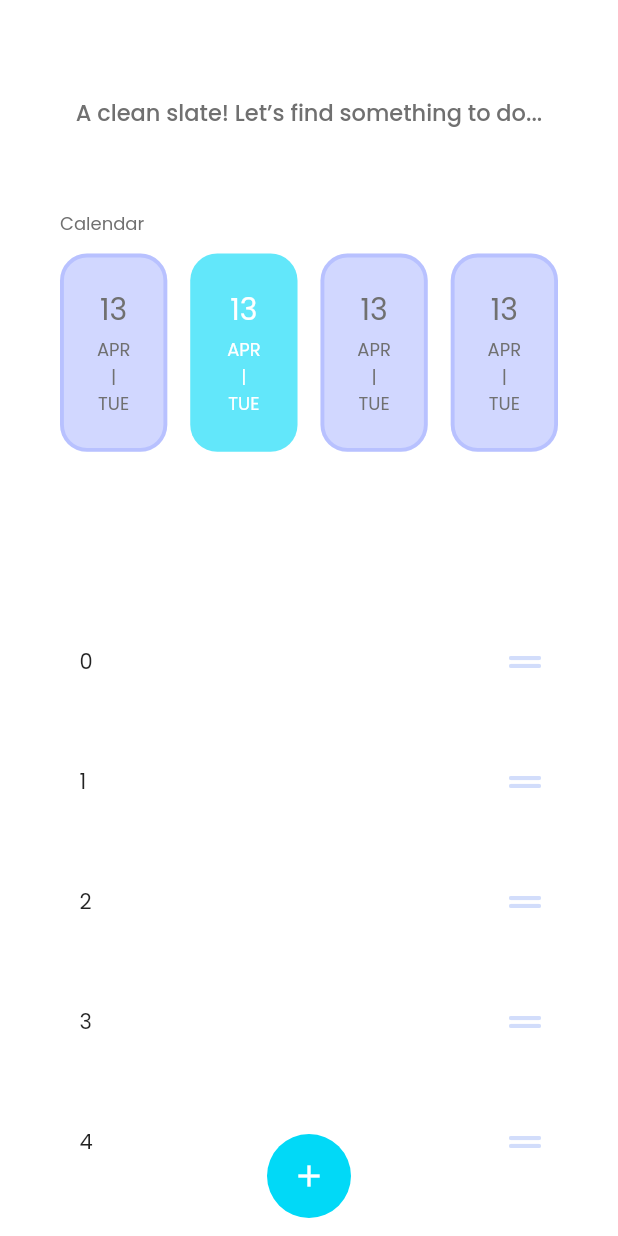
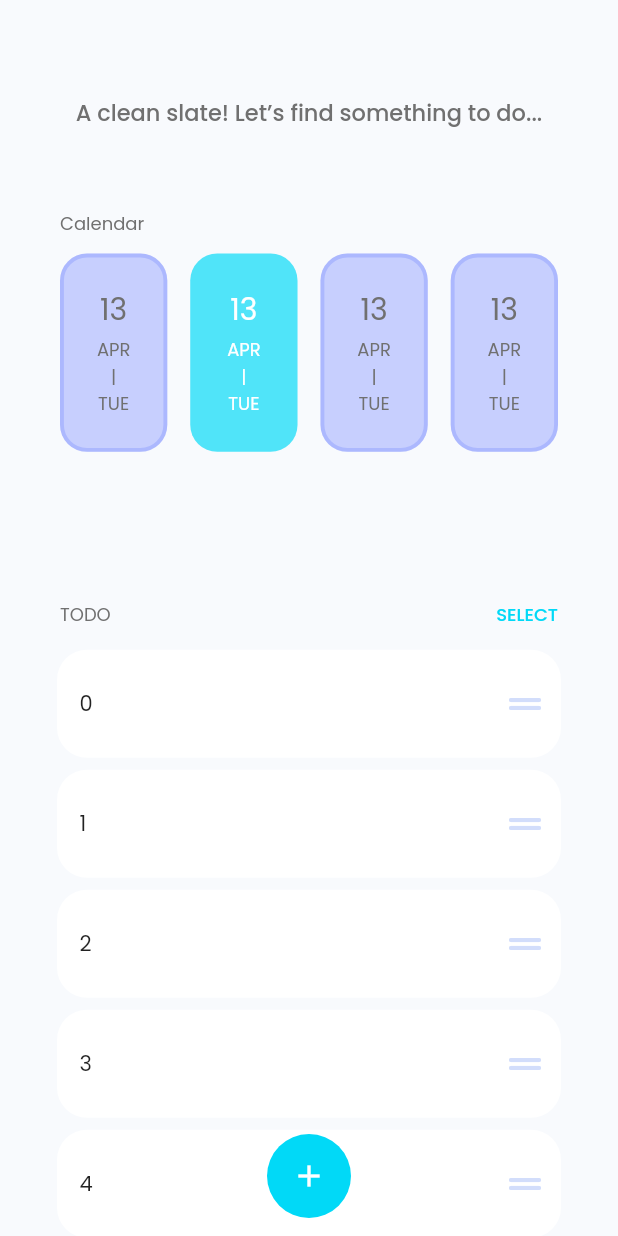
Before and after one commit to Delnyavor/taskmaster, a Flutter app: the TasksHome screen opened directly, on a phone screen of 412 x 824 dp. Run offline on Flutter 3.47's test engine with Material 2 defaults, Android fonts, the light colour scheme and no system bars; our stand-ins replace dartz, equatable, google_fonts.

Commit message:
task page selection toggle logic

```diff
--- a/lib/core/colors.dart
+++ b/lib/core/colors.dart
@@ -1,13 +1,12 @@
 import 'dart:ui';
 
 class TMColors {
-  static const Color canvasWhite = Color(0xFFFAFBFE);
+  static const Color canvasWhite = Color(0xFFF8FAFD);
   static const Color teal = Color(0xFF01D9F7);
 
-  /// Color(0xFF909CC6)
-  ///
   static const Color textLight = Color(0xFF909CC6);
   static const Color textMedium = Color(0xFF707070);
   static const Color lavender = Color(0xFFA4B0FF);
   static const Color violet = Color(0xFF647AFE);
+  static const Color rouge = Color(0xFFF4456D);
 }
--- a/lib/features/tasks/presentation/pages/tasks_home.dart
+++ b/lib/features/tasks/presentation/pages/tasks_home.dart
@@ -2,7 +2,9 @@ import 'package:flutter/material.dart';
 import 'package:flutter/services.dart';
 import 'package:taskmaster/core/colors.dart';
 import 'package:taskmaster/core/scroll_behaviour.dart';
+import 'package:taskmaster/features/tasks/presentation/widgets/calendar_card.dart';
 import 'package:taskmaster/features/tasks/presentation/widgets/create_task_modal.dart';
+import 'package:taskmaster/features/tasks/presentation/widgets/tasks_header.dart';
 import 'package:taskmaster/features/tasks/presentation/widgets/tasks_list.dart';
 
 class TasksHome extends StatefulWidget {
@@ -17,11 +19,8 @@ class TasksHomeState extends State<TasksHome> {
   Widget build(BuildContext context) {
     return Scaffold(
       appBar: appBar(),
-      backgroundColor: Colors.white,
+      backgroundColor: TMColors.canvasWhite,
       body: SafeArea(child: body()),
-      bottomNavigationBar: const BottomAppBar(
-        notchMargin: 5,
-      ),
     );
   }
 
@@ -78,7 +77,6 @@ class TasksHomeState extends State<TasksHome> {
   Widget body() {
     return Stack(
       children: [
-        background(),
         scrollView(),
         floatingActionButton(),
       ],
@@ -92,22 +90,10 @@ class TasksHomeState extends State<TasksHome> {
         slivers: [
           sliverAppBar(),
           calendar(),
+          tasksHeader(),
           tasksWidget(),
           // image(),
         ],
-      ),
-    );
-  }
-
-  Widget background() {
-    return const DecoratedBox(
-      decoration: BoxDecoration(
-        gradient: LinearGradient(
-          colors: [
-            TMColors.canvasWhite,
-            Color(0xFF000000),
-          ],
-        ),
       ),
     );
   }
@@ -146,7 +132,7 @@ class TasksHomeState extends State<TasksHome> {
         child: Column(
           children: [
             label(),
-            calendarRow(),
+            const CalendarRow(),
           ],
         ),
       ),
@@ -169,92 +155,40 @@ class TasksHomeState extends State<TasksHome> {
     );
   }
 
-  Widget tasksWidget() {
-    return TasksList();
-  }
-
-  Widget image() {
-    return SliverToBoxAdapter(
-      child: Column(
-        children: [
-          const SizedBox(
-            height: 250,
-            width: 240,
-            child: Placeholder(),
-          ),
-          const SizedBox(height: 28),
-          text()
-        ],
-      ),
+  Widget tasksHeader() {
+    return const SliverToBoxAdapter(
+      child: TasksHeader(),
     );
   }
 
-  Widget text() {
-    return Padding(
-      padding: const EdgeInsets.only(bottom: 12.0),
-      child: Text(
-        'Click to add tasks'.toUpperCase(),
-        textAlign: TextAlign.left,
-        style: const TextStyle(height: 1.5, color: TMColors.textLight),
-      ),
-    );
+  Widget tasksWidget() {
+    return const TasksList();
   }
 
-  Widget calendarRow() {
-    return Row(
-      mainAxisAlignment: MainAxisAlignment.spaceBetween,
-      children: [
-        calendarCard(),
-        const SizedBox(width: 8),
-        calendarCard(selected: true),
-        const SizedBox(width: 8),
-        calendarCard(),
-        const SizedBox(width: 8),
-        calendarCard(),
-      ],
-    );
-  }
+  // Widget image() {
+  //   return SliverToBoxAdapter(
+  //     child: Column(
+  //       children: [
+  //         const SizedBox(
+  //           height: 250,
+  //           width: 240,
+  //           child: Placeholder(),
+  //         ),
+  //         const SizedBox(height: 28),
+  //         text()
+  //       ],
+  //     ),
+  //   );
+  // }
 
-  Widget calendarCard({bool selected = false}) {
-    return Container(
-      padding: const EdgeInsets.symmetric(horizontal: 22, vertical: 20),
-      decoration: cardDecoration(selected),
-      child: cardContent(selected),
-    );
-  }
-
-  Widget cardContent(bool selected) {
-    return Column(
-      crossAxisAlignment: CrossAxisAlignment.center,
-      children: [
-        Text('13',
-            style: TextStyle(
-                fontSize: 20,
-                color: selected ? Colors.white : TMColors.textMedium)),
-        const SizedBox(height: 3),
-        Text("APR\n|\nTUE",
-            textAlign: TextAlign.center,
-            style: TextStyle(
-                fontSize: 12,
-                height: 1.5,
-                color: selected ? Colors.white : TMColors.textMedium)),
-      ],
-    );
-  }
-
-  Decoration cardDecoration(bool selected) {
-    return BoxDecoration(
-      borderRadius: BorderRadius.circular(18),
-      color: selected
-          ? TMColors.teal.withOpacity(0.62)
-          : TMColors.lavender.withOpacity(0.5),
-      border: Border.fromBorderSide(
-        BorderSide(
-            color: selected
-                ? TMColors.teal.withOpacity(0)
-                : TMColors.violet.withOpacity(0.23),
-            width: 2.6),
-      ),
-    );
-  }
+  // Widget text() {
+  //   return Padding(
+  //     padding: const EdgeInsets.only(bottom: 12.0),
+  //     child: Text(
+  //       'Click to add tasks'.toUpperCase(),
+  //       textAlign: TextAlign.left,
+  //       style: const TextStyle(height: 1.5, color: TMColors.textLight),
+  //     ),
+  //   );
+  // }
 }
--- /dev/null
+++ b/lib/features/tasks/presentation/widgets/calendar_card.dart
@@ -0,0 +1,70 @@
+import 'package:flutter/material.dart';
+import 'package:taskmaster/core/colors.dart';
+
+class CalendarRow extends StatefulWidget {
+  const CalendarRow({Key? key}) : super(key: key);
+
+  @override
+  State<CalendarRow> createState() => _CalendarRowState();
+}
+
+class _CalendarRowState extends State<CalendarRow> {
+  @override
+  Widget build(BuildContext context) {
+    return Row(
+      mainAxisAlignment: MainAxisAlignment.spaceBetween,
+      children: [
+        calendarCard(),
+        const SizedBox(width: 8),
+        calendarCard(selected: true),
+        const SizedBox(width: 8),
+        calendarCard(),
+        const SizedBox(width: 8),
+        calendarCard(),
+      ],
+    );
+  }
+
+  Widget calendarCard({bool selected = false}) {
+    return Container(
+      padding: const EdgeInsets.symmetric(horizontal: 22, vertical: 20),
+      decoration: cardDecoration(selected),
+      child: cardContent(selected),
+    );
+  }
+
+  Widget cardContent(bool selected) {
+    return Column(
+      crossAxisAlignment: CrossAxisAlignment.center,
+      children: [
+        Text('13',
+            style: TextStyle(
+                fontSize: 20,
+                color: selected ? Colors.white : TMColors.textMedium)),
+        const SizedBox(height: 3),
+        Text("APR\n|\nTUE",
+            textAlign: TextAlign.center,
+            style: TextStyle(
+                fontSize: 12,
+                height: 1.5,
+                color: selected ? Colors.white : TMColors.textMedium)),
+      ],
+    );
+  }
+
+  Decoration cardDecoration(bool selected) {
+    return BoxDecoration(
+      borderRadius: BorderRadius.circular(18),
+      color: selected
+          ? TMColors.teal.withOpacity(0.68)
+          : TMColors.lavender.withOpacity(0.58),
+      border: Border.fromBorderSide(
+        BorderSide(
+            color: selected
+                ? TMColors.teal.withOpacity(0)
+                : TMColors.violet.withOpacity(0.27),
+            width: 2.6),
+      ),
+    );
+  }
+}
--- /dev/null
+++ b/lib/features/tasks/presentation/widgets/tasks_header.dart
@@ -0,0 +1,97 @@
+import 'package:flutter/material.dart';
+import 'package:taskmaster/core/colors.dart';
+
+class TasksHeader extends StatefulWidget {
+  const TasksHeader({Key? key}) : super(key: key);
+
+  @override
+  State<TasksHeader> createState() => TasksHeaderState();
+}
+
+class TasksHeaderState extends State<TasksHeader> {
+  bool selecting = false;
+
+  void toggleSelect() {
+    setState(() {
+      selecting = !selecting;
+    });
+  }
+
+  @override
+  Widget build(BuildContext context) {
+    return Padding(
+      padding: const EdgeInsets.fromLTRB(40, 0, 40, 10),
+      child: Row(
+        mainAxisAlignment: MainAxisAlignment.spaceBetween,
+        children: [
+          const Text(
+            'TODO',
+            textAlign: TextAlign.left,
+            style: TextStyle(
+              fontSize: 12,
+              height: 1.5,
+              color: TMColors.textMedium,
+            ),
+          ),
+          selectionSwitch(),
+        ],
+      ),
+    );
+  }
+
+  Widget selectionSwitch() {
+    return selecting ? buttonRow() : select();
+  }
+
+  Widget select() {
+    return InkWell(
+      onTap: toggleSelect,
+      child: const Text(
+        'SELECT',
+        style: TextStyle(
+            fontSize: 12,
+            height: 1.5,
+            color: TMColors.teal,
+            fontWeight: FontWeight.w500),
+      ),
+    );
+  }
+
+  Widget buttonRow() {
+    return Flexible(
+      child: Row(
+        mainAxisAlignment: MainAxisAlignment.end,
+        children: [
+          InkWell(
+            onTap: () {},
+            child: const Padding(
+              padding: EdgeInsets.only(right: 8.0),
+              child: Text(
+                'DELETE',
+                style: TextStyle(
+                    fontSize: 12,
+                    height: 1.5,
+                    color: TMColors.rouge,
+                    fontWeight: FontWeight.w500),
+              ),
+            ),
+          ),
+          InkWell(
+            onTap: toggleSelect,
+            child: const Padding(
+              padding: EdgeInsets.only(left: 8.0),
+              child: Text(
+                'CANCEL',
+                style: TextStyle(
+                    fontSize: 12,
+                    height: 1.5,
+                    color: TMColors.teal,
+                    fontWeight: FontWeight.w500),
+              ),
+            ),
+          ),
+        ],
+      ),
+    );
+  }
+}
--- a/lib/features/tasks/presentation/widgets/tasks_list.dart
+++ b/lib/features/tasks/presentation/widgets/tasks_list.dart
@@ -24,7 +24,6 @@ class _TasksListState extends State<TasksList> {
   }
 
   void onReorder(int oldIndex, int newIndex) {
-    print("oldindex: $oldIndex newindex: $newIndex");
     setState(() {
       if (oldIndex < newIndex) {
         newIndex -= 1;
@@ -48,17 +47,11 @@ class _TasksListState extends State<TasksList> {
   }
 
   Widget proxyDecoration(Widget child, int index, Animation<double> animation) {
-    return DecoratedBox(
-      decoration: BoxDecoration(
-        color: Colors.white,
-        boxShadow: <BoxShadow>[
-          BoxShadow(
-              color: Colors.black.withOpacity(0.1),
-              blurRadius: 5,
-              spreadRadius: -2)
-        ],
-      ),
-      child: child,
+    return TaskWidget(
+      key: child.key,
+      index: index,
+      text: list[index],
+      ordering: true,
     );
   }
 }
@@ -66,38 +59,109 @@ class _TasksListState extends State<TasksList> {
 class TaskWidget extends StatefulWidget {
   final int index;
   final String text;
+  final bool ordering;
 
-  const TaskWidget({Key? key, required this.index, required this.text})
+  const TaskWidget(
+      {Key? key,
+      required this.index,
+      required this.text,
+      this.ordering = false})
       : super(key: key);
 
   @override
   State<TaskWidget> createState() => _TaskWidgetState();
 }
 
-class _TaskWidgetState extends State<TaskWidget> {
+class _TaskWidgetState extends State<TaskWidget> with TickerProviderStateMixin {
+  CrossFadeState crossFadeState = CrossFadeState.showFirst;
+
+  late AnimationController controller;
+  late Animation<double> animation;
+
+  @override
+  void initState() {
+    super.initState();
+    controller = AnimationController(
+      vsync: this,
+      duration: const Duration(milliseconds: 200),
+    );
+
+    animation = Tween<double>(begin: 1.0, end: 0.0).animate(controller);
+  }
+
+  void toggleState() {
+    setState(() {
+      if (crossFadeState == CrossFadeState.showFirst) {
+        crossFadeState = CrossFadeState.showSecond;
+      } else {
+        crossFadeState = CrossFadeState.showFirst;
+      }
+    });
+  }
+
+  void animate() {
+    controller.forward().whenComplete(() => controller.reverse());
+  }
+
   @override
   Widget build(BuildContext context) {
-    return Padding(
-      padding: const EdgeInsets.symmetric(vertical: 4, horizontal: 38),
-      child: Material(
+    return Material(
+      color: Colors.transparent,
+      child: GestureDetector(
+        onDoubleTap: toggleState,
+        child: taskBody(),
+      ),
+    );
+  }
+
+  Widget taskBody() {
+    return Container(
+        margin: const EdgeInsets.symmetric(vertical: 4, horizontal: 38),
+        padding: const EdgeInsets.fromLTRB(15, 12, 0, 12),
+        decoration: BoxDecoration(
           borderRadius: BorderRadius.circular(20),
           color: Colors.white,
-        child: Padding(
-          padding: const EdgeInsets.fromLTRB(15, 12, 0, 12),
-          child: Row(
+          boxShadow: [
+            widget.ordering
+                ? BoxShadow(
+                    color: Colors.black.withOpacity(0.3),
+                    spreadRadius: -5,
+                    blurRadius: 8,
+                    // offset: Offset(0, 2),
+                  )
+                : const BoxShadow(
+                    color: Colors.transparent,
+                  ),
+          ],
+        ),
+        child: content());
+  }
+
+  Widget content() {
+    return AnimatedCrossFade(
+      firstChild: header(),
+      secondChild: Column(children: [header(), header()]),
+      crossFadeState: crossFadeState,
+      duration: const Duration(milliseconds: 200),
+    );
+  }
+
+  Widget header() {
+    return Row(
       mainAxisAlignment: MainAxisAlignment.spaceBetween,
       children: [
         Text(widget.text),
         trailing(),
       ],
-          ),
-        ),
-      ),
     );
   }
 
   Widget trailing() {
-    return ReorderableDragStartListener(
+    return AnimatedBuilder(
+      animation: animation,
+      builder: (context, child) => ScaleTransition(
+        scale: animation,
+        child: ReorderableDragStartListener(
           child: IconButton(
             icon: const Icon(
               Icons.drag_handle_rounded,
@@ -105,11 +169,13 @@ class _TaskWidgetState extends State<TaskWidget> {
               size: 32,
             ),
             onPressed: () {
-          print(widget.key);
-          print(widget.index);
+              // print(widget.key);
+              // print(widget.text);
             },
           ),
           index: widget.index,
+        ),
+      ),
     );
   }
 }
```
Lines whose indentation alone changed are shown as unchanged.
